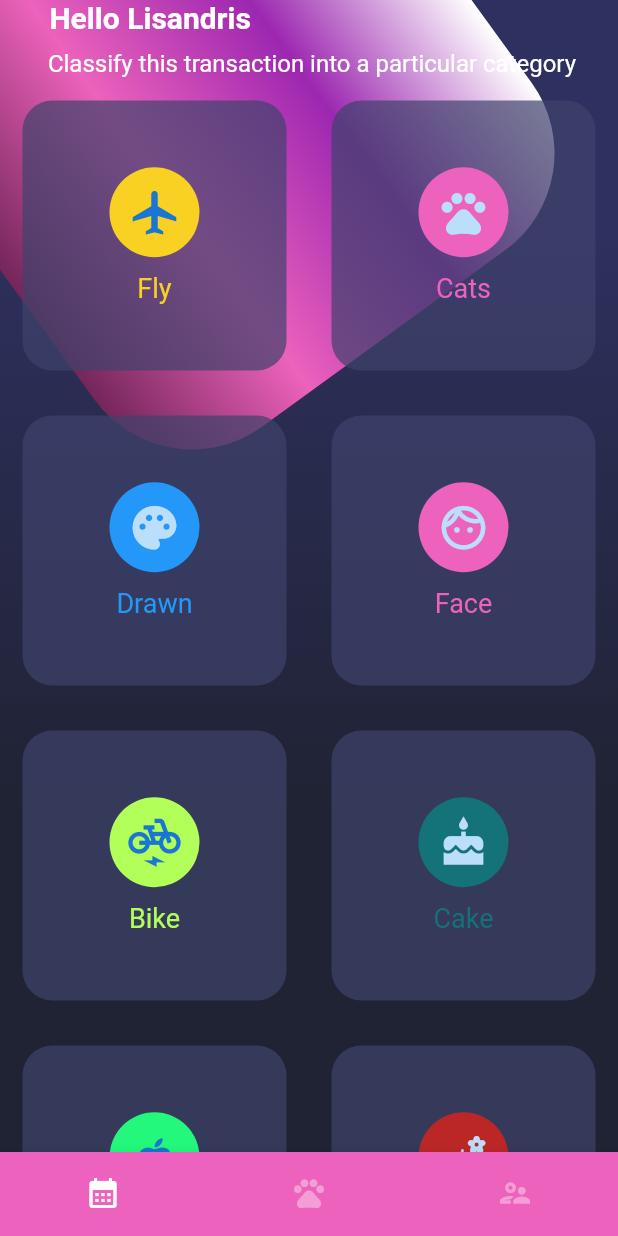
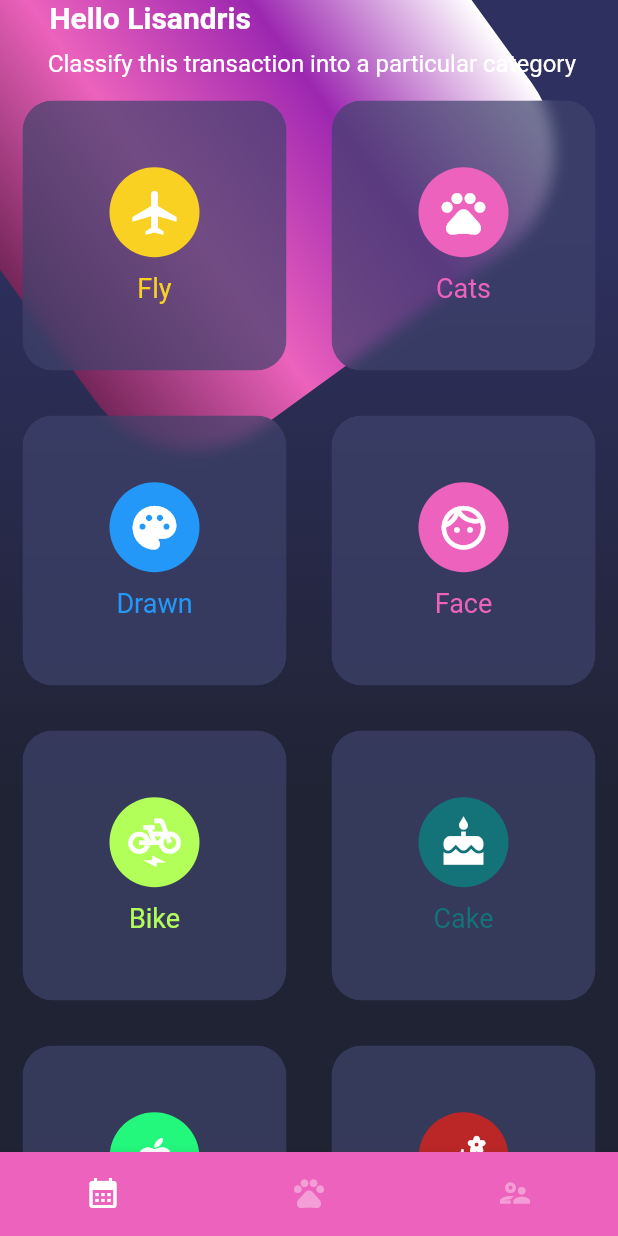
Before and after one commit to Lisandris/Dise-os-de-Flutter-en-tres-niveles, a Flutter app: the screen it shows after launch, on a phone screen of 412 x 824 dp. Run offline on Flutter 3.47's test engine with Material 2 defaults, Android fonts, the phone set to English and light mode, and no system bars.

Commit message:
Diseño compuesto con Blur

```diff
--- a/lib/main.dart
+++ b/lib/main.dart
@@ -15,6 +15,7 @@ class MyApp extends StatelessWidget {
     return MaterialApp(
       debugShowCheckedModeBanner: false,    // elimina barrita roja de la derecha
       title: 'Material App',
+      theme: ThemeData.dark(),
       initialRoute: 'home_screen',
       routes: {
         'basic_design' : ( _ ) => const BasicDesignScreen(),
--- a/lib/screens/card_table.dart
+++ b/lib/screens/card_table.dart
@@ -1,3 +1,7 @@
+// ignore_for_file: unnecessary_this
+
+import 'dart:ui';
+
 import 'package:flutter/material.dart';
 
 class CardTable extends StatelessWidget {
@@ -44,9 +48,7 @@ class CardTable extends StatelessWidget {
           ]
         ),
       ]
-
     );
-
   }
 }
 
@@ -64,11 +66,15 @@ class _SingleCard extends StatelessWidget {
      }): super(key: key);
 
 
-
   @override
   Widget build(BuildContext context) {
     return Container(
-      margin: EdgeInsets.all(15),
+       margin: const EdgeInsets.all(15),
+       child: ClipRRect(
+        borderRadius: BorderRadius.circular(20),
+        child: BackdropFilter(
+          filter: ImageFilter.blur( sigmaX: 5, sigmaY: 5 ),
+          child: Container(
             height: 180,
             decoration: BoxDecoration(
               color: const Color.fromRGBO(62, 66, 107, 0.7),
@@ -78,14 +84,17 @@ class _SingleCard extends StatelessWidget {
               mainAxisAlignment: MainAxisAlignment.center,
               children: [
                 CircleAvatar(
-            backgroundColor: this.color,
-            child: Icon( this.icon, size: 35,),
+                  backgroundColor: color,
+                  child: Icon( icon, size: 35, color: Colors.white),
                   radius: 30,
                 ),
                 SizedBox( height: 10),
-          Text(this.text, style: TextStyle (color: this.color, fontSize: 18))
+                Text(text, style: TextStyle (color: this.color, fontSize: 18))
               ]
             )
+          ),
+        ),
+      ),
     );
   }
 }
```
Lines whose indentation alone changed are shown as unchanged.
